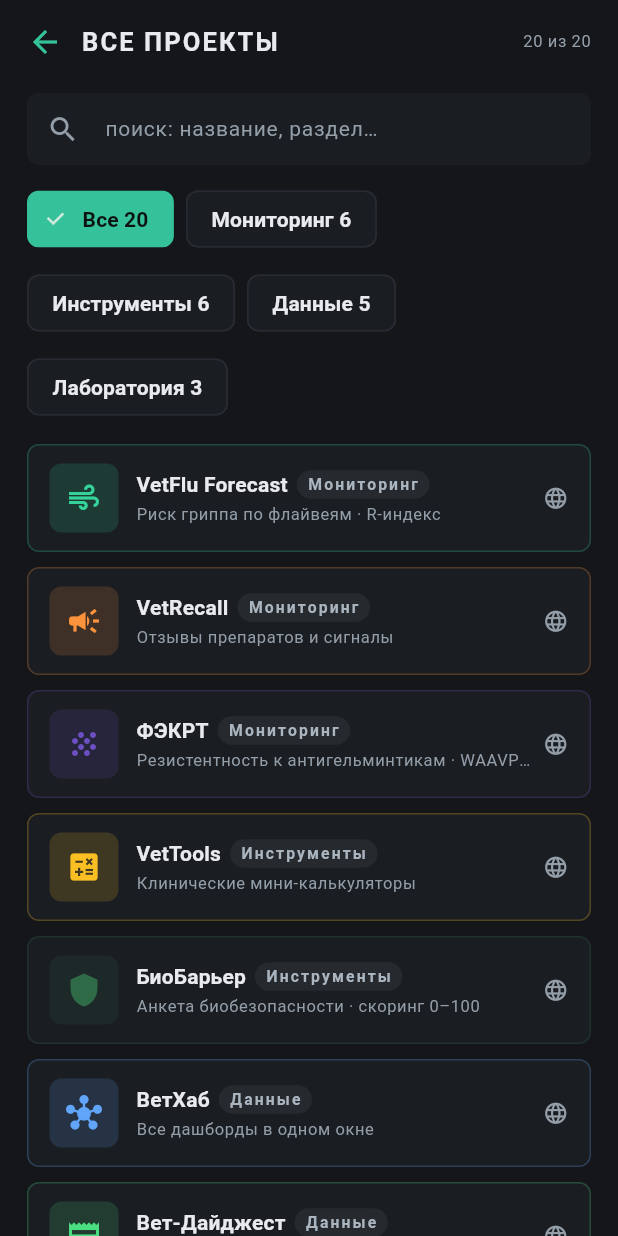
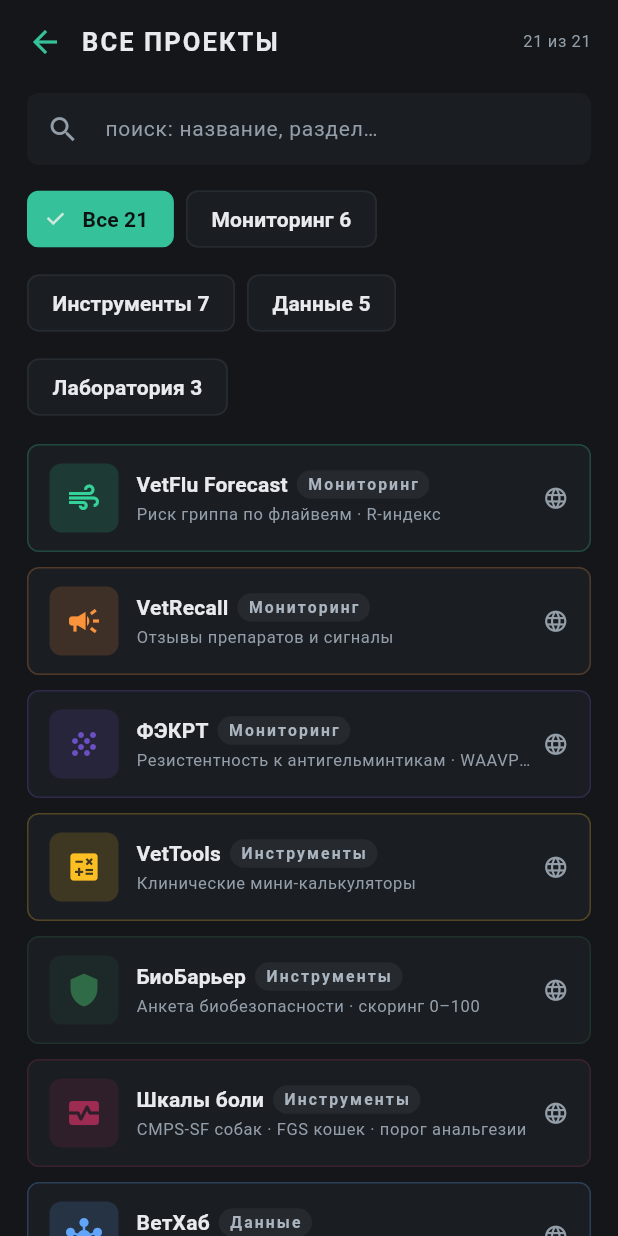
Before and after one commit to shray77/vetos, a Flutter app: the ProjectsScreen screen opened directly with empty values, scrolled down 576 dp, on a phone screen of 412 x 824 dp. Run offline on Flutter 3.47's test engine with Material 3 defaults, Android fonts, the phone set to English and light mode, and no system bars; our stand-ins replace clock, shared_preferences, webview_flutter; accounts and stored records are empty; network calls fail; statements that could not run were skipped.

Commit message:
хаб-волна: +Шкалы боли (Task 236)

```diff
--- a/lib/models/project.dart
+++ b/lib/models/project.dart
@@ -68,7 +68,8 @@ class Project {
 }
 
 /// Реестр проектов вет-экосистемы shray77 (v0.4.0: 16 проектов, Task 183: +ФЭКРТ
-/// и ВетПетри — 18; +Атлас предрасположенностей и БиоБарьер — 20).
+/// и ВетПетри — 18; +Атлас предрасположенностей и БиоБарьер — 20; Task 236:
+/// +Шкалы боли — 21).
 ///
 /// Первые шесть — ядро (home: true): их плитки стоят на домашнем экране.
 /// Остальные открываются из каталога «Все проекты» — там поиск и разделы.
@@ -212,6 +213,16 @@ const kProjects = <Project>[
     url: 'https://shray77.github.io/biobarrier-site/',
     category: ProjectCategory.tools,
   ),
+  Project(
+    id: 'vetpain',
+    title: 'Шкалы боли',
+    subtitle: 'CMPS-SF собак · FGS кошек · порог анальгезии',
+    icon: Icons.monitor_heart,
+    color: Color(0xFF9E2B52),
+    kind: ProjectKind.web,
+    url: 'https://shray77.github.io/vetpain-site/',
+    category: ProjectCategory.tools,
+  ),
 
   // ─── Данные ─────────────────────────────────────────────────────────
   Project(
--- a/lib/screens/settings_screen.dart
+++ b/lib/screens/settings_screen.dart
@@ -233,7 +233,7 @@ class _SettingsScreenState extends State<SettingsScreen> {
               // (version: 0.6.0+9, там комментарий-якорь). Меняем вместе,
               // иначе тайл «О VetOS» соврёт.
               'VetOS 0.6.0 · ru.shray77.vetos',
-              'лаунчер-хаб вет-экосистемы: 20 проектов, живой метео-тайл, лента данных, встроенный браузер',
+              'лаунчер-хаб вет-экосистемы: 21 проект, живой метео-тайл, лента данных, встроенный браузер',
             ),
             _aboutTile(
               'Источник метео',
```
Also changed, not shown: 3 other files.
